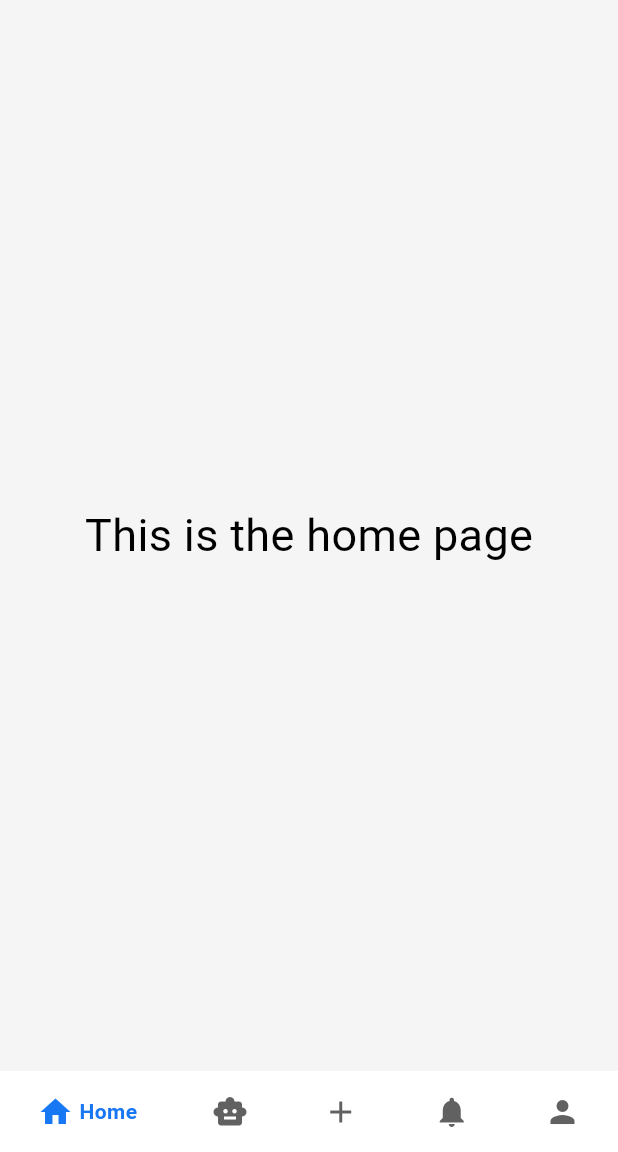
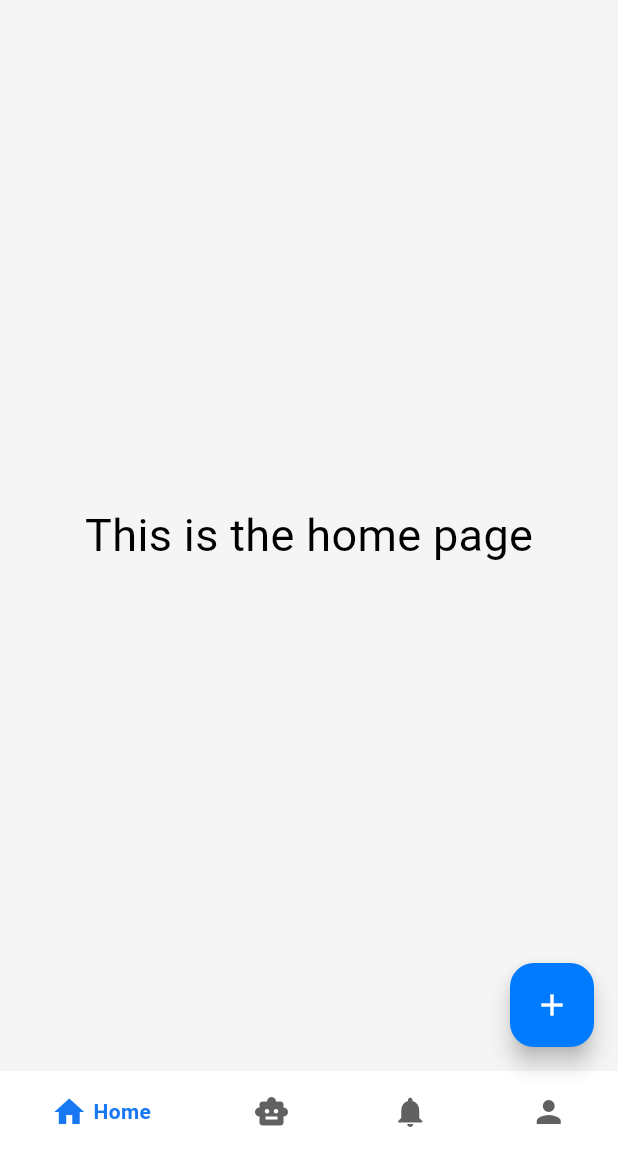
Before and after one commit to temmarshaker10/social_dz, a Flutter app: the screen it shows once a user with an empty profile is signed in, item 2 of the bottom bar chosen, on a phone screen of 412 x 824 dp, the part 84-1236 px from its top. Run offline on Flutter 3.47's test engine with Material 3 defaults, Android fonts, the phone set to English and light mode, and no system bars; drawn by our look-alikes of google_nav_bar; our stand-ins replace awesome_dialog, cloud_firestore, confetti, firebase_auth, firebase_core, firebase_storage and 3 more; accounts and stored records are empty.

Commit message:
modified:   lib/services/post_service.dart

```diff
--- a/lib/screens/home_screen.dart
+++ b/lib/screens/home_screen.dart
@@ -3,7 +3,6 @@
 import 'package:awesome_dialog/awesome_dialog.dart';
 import 'package:confetti/confetti.dart';
 import 'package:firebase_auth/firebase_auth.dart';
-import 'package:firebase_core/firebase_core.dart';
 import 'package:flutter/material.dart';
 import 'package:font_awesome_flutter/font_awesome_flutter.dart';
 import 'package:google_nav_bar/google_nav_bar.dart';
@@ -30,7 +29,6 @@
   final List<Widget> _pages = [
     HomePage(),
     AiChatPage(),
-    AddPostPage(),
     NotificationPage(),
     ProfilePage(),
   ];
@@ -50,11 +48,9 @@
     super.dispose();
   }
 
-  // دالة للتحقق إذا كان المستخدم جديدًا
   void _checkIfNewUser() async {
-    await user.reload(); // تحديث بيانات المستخدم
-    final updatedUser =
-        FirebaseAuth.instance.currentUser; // جلب المستخدم المحدث
+    await user.reload();
+    final updatedUser = FirebaseAuth.instance.currentUser;
 
     if (updatedUser != null) {
       final creationTime = updatedUser.metadata.creationTime;
@@ -71,7 +67,6 @@
     }
   }
 
-  // دالة لعرض رسالة الترحيب مع تأثير الاحتفال
   void _showWelcomeMessage() {
     _confettiController.play();
 
@@ -96,6 +91,7 @@
   Widget build(BuildContext context) {
     final theme = Theme.of(context);
     final colors = theme.colorScheme;
+
     return Scaffold(
       drawer: Drawer(
         child: DrawerHeader(
@@ -115,32 +111,12 @@
           ),
         ),
       ),
-      bottomNavigationBar: GNav(
-        onTabChange: _onTabTapped,
-        padding: EdgeInsets.all(15),
-        duration: Duration(milliseconds: 300),
-        mainAxisAlignment: MainAxisAlignment.spaceAround,
-        backgroundColor: theme.bottomNavigationBarTheme.backgroundColor!,
-        activeColor: theme.bottomNavigationBarTheme.selectedItemColor,
-        color: theme.bottomNavigationBarTheme.unselectedItemColor,
-        tabs: [
-          GButton(icon: Icons.home, text: 'Home'),
-          GButton(icon: Icons.smart_toy, text: " AI Chat"),
-          GButton(icon: Icons.add, text: 'Add Post'),
-          GButton(icon: Icons.notifications, text: "Notification"),
-          GButton(icon: Icons.person, text: "Profile"),
-        ],
-        gap: 4,
-      ),
       appBar: AppBar(
-        title: Padding(
-          padding: const EdgeInsets.all(0),
-          child: Mytext(
-            text: "Sozia",
-            color: theme.appBarTheme.titleTextStyle!.color!,
-            size: 30,
-            isFight: true,
-          ),
+        title: Mytext(
+          text: "Sozia",
+          color: theme.appBarTheme.titleTextStyle!.color!,
+          size: 30,
+          isFight: true,
         ),
         actions: [
           IconButton(onPressed: () {}, icon: Icon(Icons.search)),
@@ -158,18 +134,50 @@
       body: Stack(
         children: [
           SafeArea(child: _pages[_currentindex]),
-          // تأثير الاحتفال
           Align(
             alignment: Alignment.topCenter,
             child: ConfettiWidget(
               confettiController: _confettiController,
-              blastDirection: pi / 2, // للأعلى
+              blastDirection: pi / 2,
               emissionFrequency: 0.5,
               gravity: 0.2,
             ),
           ),
         ],
       ),
+      floatingActionButton: FloatingActionButton(
+        onPressed: () {
+          Navigator.push(
+            context,
+            MaterialPageRoute(
+              builder:
+                  (context) => AddPostPage(
+                    uid: user.uid,
+                    userImage: "shaker",
+                    username: "temmar",
+                  ),
+            ),
+          );
+        },
+        backgroundColor: colors.primary,
+        child: Icon(Icons.add, color: Colors.white),
+      ),
+      bottomNavigationBar: GNav(
+        onTabChange: _onTabTapped,
+        padding: EdgeInsets.all(15),
+        duration: Duration(milliseconds: 300),
+        mainAxisAlignment: MainAxisAlignment.spaceAround,
+        backgroundColor: theme.bottomNavigationBarTheme.backgroundColor!,
+        activeColor: theme.bottomNavigationBarTheme.selectedItemColor,
+        color: theme.bottomNavigationBarTheme.unselectedItemColor,
+        tabs: [
+          GButton(icon: Icons.home, text: 'Home'),
+          GButton(icon: Icons.smart_toy, text: 'AI Chat'),
+          GButton(icon: Icons.notifications, text: 'Notification'),
+          GButton(icon: Icons.person, text: 'Profile'),
+        ],
+        gap: 4,
+      ),
     );
   }
 }
--- a/pubspec.yaml
+++ b/pubspec.yaml
@@ -44,6 +44,8 @@
   confetti: ^0.8.0
   awesome_dialog: ^3.2.1
   firebase_storage: ^12.4.5
+  uuid: ^4.5.1
+  image_picker: ^1.1.2
 
 
 dev_dependencies:
```
Also changed, not shown: lib/pages/add_post_page.dart (+105 -12 lines), lib/services/post_service.dart (+33 -5 lines), pubspec.lock, 5 other files.
